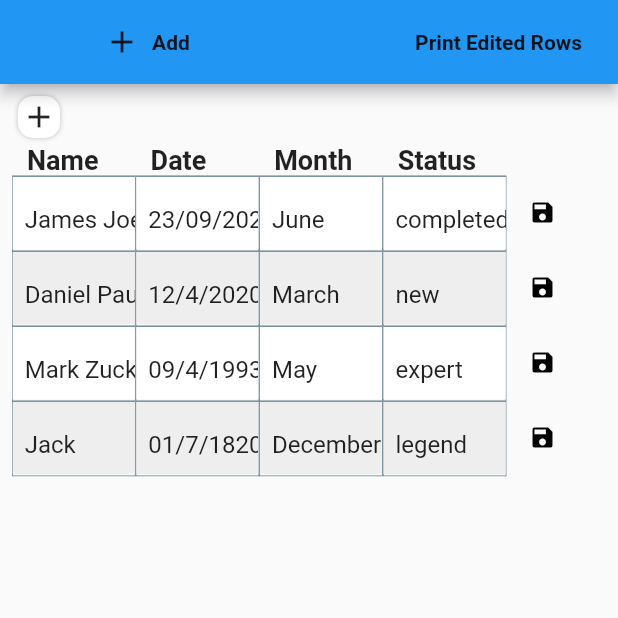
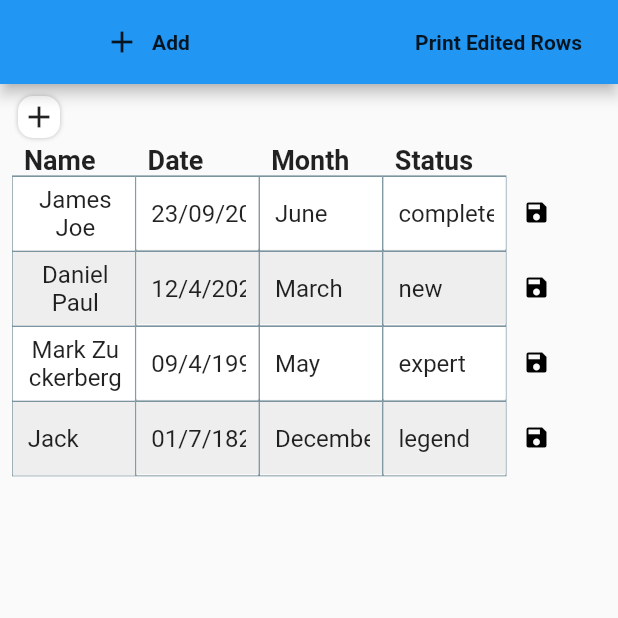
Before and after one commit to godilite/editable, a Flutter app: the screen it shows after launch, on a phone screen of 412 x 824 dp, the top half of it. Run offline on Flutter 3.47's test engine with Material 2 defaults, Android fonts, the phone set to English and light mode, and no system bars.

Commit message:
add non-editable columns and focusedBorder

````diff
--- a/example/lib/main.dart
+++ b/example/lib/main.dart
@@ -61,7 +61,7 @@ class _MyHomePageState extends State<MyHomePage> {
     },
   ];
   List cols = [
-    {"title": 'Name', 'widthFactor': 0.2, 'key': 'name'},
+    {"title": 'Name', 'widthFactor': 0.2, 'key': 'name', 'editable': false},
     {"title": 'Date', 'widthFactor': 0.2, 'key': 'date'},
     {"title": 'Month', 'widthFactor': 0.2, 'key': 'month'},
     {"title": 'Status', 'key': 'status'},
@@ -121,6 +121,13 @@ class _MyHomePageState extends State<MyHomePage> {
         showSaveIcon: true,
         saveIconColor: Colors.black,
         showCreateButton: true,
+        tdPaddingTop: 0,
+        tdPaddingBottom: 14,
+        tdPaddingLeft: 10,
+        tdPaddingRight: 8,
+        focusedBorder: OutlineInputBorder(
+            borderSide: BorderSide(color: Colors.blue),
+            borderRadius: BorderRadius.all(Radius.circular(0))),
       ),
     );
   }
--- a/lib/editable.dart
+++ b/lib/editable.dart
@@ -55,12 +55,12 @@ class Editable extends StatefulWidget {
       this.rowCount = 0,
       this.borderColor = Colors.grey,
       this.tdPaddingLeft = 8.0,
-      this.tdPaddingTop = 0.0,
-      this.tdPaddingRight = 0.0,
-      this.tdPaddingBottom = 10.0,
-      this.thPaddingLeft = 10.0,
+      this.tdPaddingTop = 8.0,
+      this.tdPaddingRight = 8.0,
+      this.tdPaddingBottom = 12.0,
+      this.thPaddingLeft = 8.0,
       this.thPaddingTop = 0.0,
-      this.thPaddingRight = 0.0,
+      this.thPaddingRight = 8.0,
       this.thPaddingBottom = 0.0,
       this.trHeight = 50.0,
       this.borderWidth = 0.5,
@@ -80,7 +80,8 @@ class Editable extends StatefulWidget {
       this.createButtonLabel,
       this.stripeColor1 = Colors.white,
       this.stripeColor2 = Colors.black12,
-      this.zebraStripe = false})
+      this.zebraStripe = false,
+      this.focusedBorder})
       : super(key: key);
 
   /// A data set to create headers
@@ -92,9 +93,9 @@ class Editable extends StatefulWidget {
   /// example:
   /// ```dart
   /// List cols = [
-  ///   {"title":'Name', 'widthFactor': 0.1, 'key':'name'},
+  ///   {"title":'Name', 'widthFactor': 0.1, 'key':'name', 'editable': false},
   ///   {"title":'Date', 'widthFactor': 0.2, 'key':'date'},
-  ///   {"title":'Month', 'widthFactor': 0.1, 'key':'month'},
+  ///   {"title":'Month', 'widthFactor': 0.1, 'key':'month', 'editable': false},
   ///   {"title":'Status', 'widthFactor': 0.1, 'key':'status'},
   /// ];
   /// ```
@@ -106,7 +107,8 @@ class Editable extends StatefulWidget {
   /// 'widthFactor': 0.2 //gives 20% of screen size to the column
   /// ```
   ///
-  /// [key] an identifyer preferably a short string
+  /// [key] an identifier preferably a short string
+  /// [editable] a boolean, if the column should be editable or not, [true] by default.
   final List columns;
 
   /// A data set to create rows
@@ -241,6 +243,8 @@ class Editable extends StatefulWidget {
   /// if enabled, you can style the colors [stripeColor1] and [stripeColor2]
   final bool zebraStripe;
 
+  final InputBorder focusedBorder;
+
   ///[onSubmitted] callback is triggered when the enter button is pressed on a table data cell
   /// it returns a value of the cell data
   final ValueChanged<String> onSubmitted;
@@ -339,9 +343,11 @@ class EditableState extends State<Editable> {
           children: List.generate(columnCount + 1, (rowIndex) {
             var ckeys = [];
             var cwidths = [];
+            var ceditable = <bool>[];
             columns.forEach((e) {
               ckeys.add(e['key']);
               cwidths.add(e['widthFactor'] ?? widget.columnRatio);
+              ceditable.add(e['editable'] ?? true);
             });
             var list = rows[index];
             return columnCount + 1 == (rowIndex + 1)
@@ -361,7 +367,9 @@ class EditableState extends State<Editable> {
                     tdStyle: widget.tdStyle,
                     onSubmitted: widget.onSubmitted,
                     widthRatio: cwidths[rowIndex].toDouble(),
+                    isEditable: ceditable[rowIndex],
                     zebraStripe: widget.zebraStripe,
+                    focusedBorder: widget.focusedBorder,
                     stripeColor1: widget.stripeColor1,
                     stripeColor2: widget.stripeColor2,
                     onChanged: (value) {
--- a/lib/widgets/table_body.dart
+++ b/lib/widgets/table_body.dart
@@ -20,9 +20,11 @@ class RowBuilder extends StatefulWidget {
     @required this.onSubmitted,
     @required this.onChanged,
     @required this.widthRatio,
+    @required this.isEditable,
     @required this.stripeColor1,
     @required this.stripeColor2,
     @required this.zebraStripe,
+    @required this.focusedBorder,
   })  : _trHeight = trHeight,
         _borderColor = borderColor,
         _borderWidth = borderWidth,
@@ -34,6 +36,7 @@ class RowBuilder extends StatefulWidget {
   final double _borderWidth;
   final cellData;
   final double widthRatio;
+  final bool isEditable;
   final TextAlign tdAlignment;
   final TextStyle tdStyle;
   final int index;
@@ -45,6 +48,7 @@ class RowBuilder extends StatefulWidget {
   final Color stripeColor1;
   final Color stripeColor2;
   final bool zebraStripe;
+  final InputBorder focusedBorder;
   final ValueChanged<String> onSubmitted;
   final ValueChanged<String> onChanged;
 
@@ -65,7 +69,8 @@ class _RowBuilderState extends State<RowBuilder> {
         decoration: BoxDecoration(
             border: Border.all(
                 color: widget._borderColor, width: widget._borderWidth)),
-        child: TextFormField(
+        child: widget.isEditable
+            ? TextFormField(
                 textAlign: widget.tdAlignment,
                 style: widget.tdStyle,
                 initialValue: widget.cellData.toString(),
@@ -82,7 +87,30 @@ class _RowBuilderState extends State<RowBuilder> {
                       right: widget.tdPaddingRight,
                       top: widget.tdPaddingTop,
                       bottom: widget.tdPaddingBottom),
-              border: InputBorder.none),
+                  border: InputBorder.none,
+                  focusedBorder: widget.focusedBorder,
+                ),
+              )
+            : Container(
+                alignment: Alignment.centerLeft,
+                padding: EdgeInsets.only(
+                  left: widget.tdPaddingLeft,
+                  right: widget.tdPaddingRight,
+                  // top: widget.tdPaddingTop,
+                  // bottom: widget.tdPaddingBottom,
+                ),
+                decoration: BoxDecoration(
+                  color: widget.index % 2 == 1.0
+                      ? widget.stripeColor2
+                      : widget.stripeColor1,
+                ),
+                child: Text(
+                  widget.cellData.toString(),
+                  textAlign: TextAlign.center,
+                  style: TextStyle(
+                      // fontSize: Theme.of(context).textTheme.bodyText1.fontSize), // returns 14?
+                      fontSize: 16),
+                ),
               ),
       ),
     );
````
Also changed, not shown: example/pubspec.lock, pubspec.lock. Lines whose indentation alone changed are shown as unchanged.
